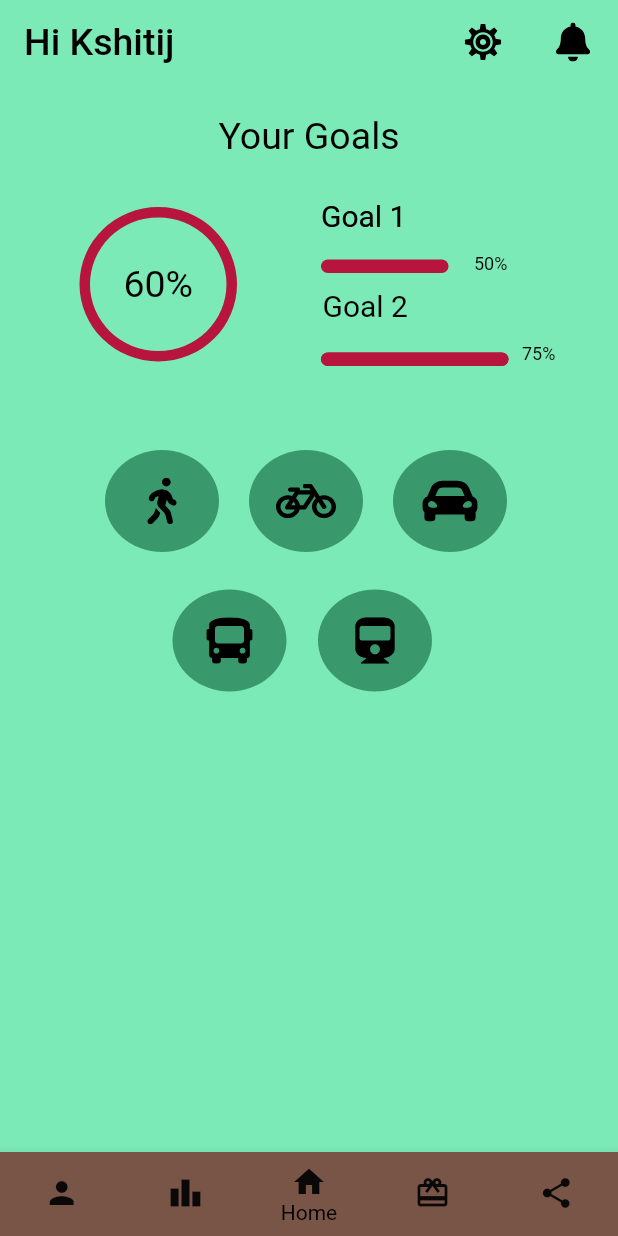
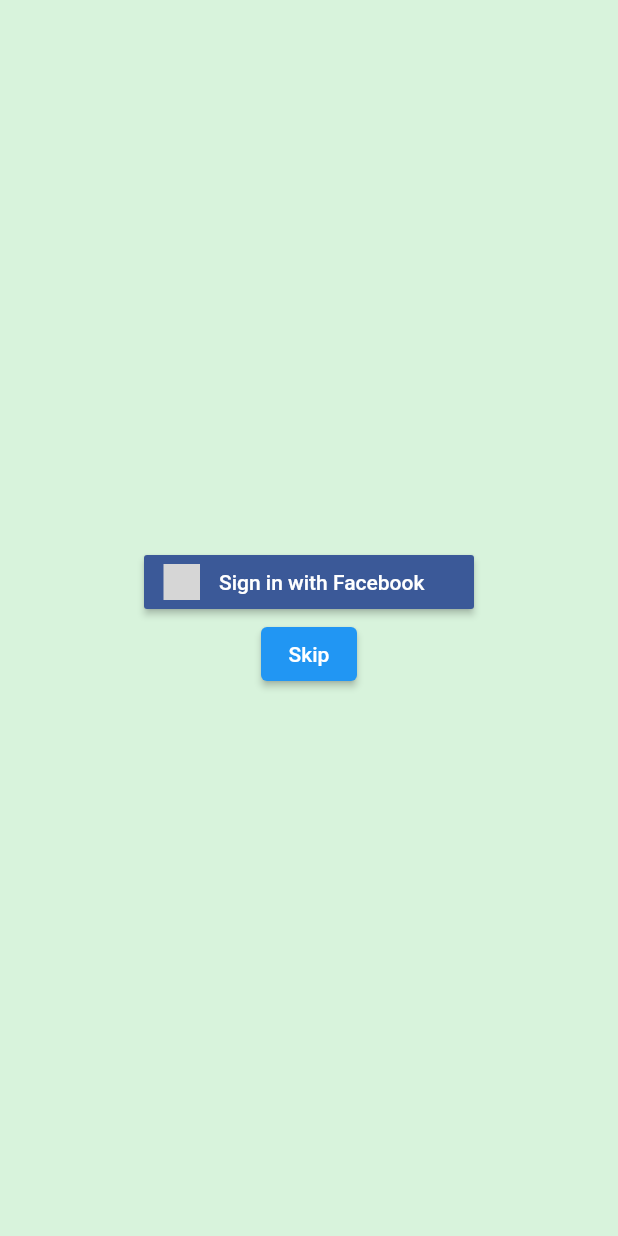
Before and after one commit to kshitijm45/ecohopv1, a Flutter app: the screen it shows after launch, on a phone screen of 412 x 824 dp. Run offline on Flutter 3.47's test engine with Material 2 defaults, Android fonts, the phone set to English and light mode, and no system bars; our stand-ins replace flutter_signin_button, flutter_svg; missing offline and left inert: flutter_facebook_auth; Roboto replaces fonts that are missing (Nunito); grey boxes are pictures that could not be loaded.

Commit message:
added facebook login page

```diff
--- a/lib/main.dart
+++ b/lib/main.dart
@@ -1,3 +1,4 @@
+import 'package:ecohopv1/pages/landing.dart';
 import 'package:flutter/material.dart';
 import 'package:ecohopv1/pages/home.dart';
 
@@ -12,7 +13,7 @@ class MyApp extends StatelessWidget {
   @override
   Widget build(BuildContext context) {
     return const MaterialApp(
-      home: HomePage(),
+      home: LandingPage(),
     );
   }
 }
--- /dev/null
+++ b/lib/pages/landing.dart
@@ -0,0 +1,88 @@
+import 'dart:convert';
+import 'package:ecohopv1/pages/home.dart';
+import 'package:flutter/material.dart';
+import 'package:flutter_facebook_auth/flutter_facebook_auth.dart';
+import 'package:flutter_signin_button/flutter_signin_button.dart';
+import 'package:flutter_svg/svg.dart';
+
+class LandingPage extends StatefulWidget {
+  const LandingPage({super.key});
+
+  @override
+  State<LandingPage> createState() => _LandingPageState();
+}
+
+class _LandingPageState extends State<LandingPage> {
+  Map<String, dynamic>? _userData;
+  bool _loggedIn = false;
+
+  _login() async {
+    final LoginResult result = await FacebookAuth.instance.login();
+    if (result.status == LoginStatus.success) {
+      final AccessToken accessToken = result.accessToken!;
+      var userData = await FacebookAuth.i.getUserData(
+        fields: "name,email,picture.width(200),birthday,friends,gender,link",
+      );
+      setState(() {
+        _userData = userData;
+        _loggedIn = true;
+      });
+    } else {
+      print(result.status);
+      print(result.message);
+    }
+  }
+
+  _logout() async {
+    await FacebookAuth.instance.logOut();
+    setState(() {
+      _loggedIn = false;
+    });
+  }
+
+  @override
+  Widget build(BuildContext context) {
+    return Scaffold(
+      backgroundColor: Color(0xFFD8F3DC),
+      body: Center(
+        child: Column(
+          mainAxisAlignment: MainAxisAlignment.center,
+          children: <Widget>[
+            // Container(
+            //     margin: EdgeInsets.all(30),
+            //     width: 230.7796630859375,
+            //     height: 230,
+            //     child: Image.asset(
+            //       'assets/icons/mainlogo.svg',
+            //       height: 100,
+            //       width: 100,
+            //     )),
+            // const Text(
+            //   'You have pushed the button this many times:',
+            // ),
+            _loggedIn == false
+                ? SignInButton(
+                    Buttons.Facebook,
+                    onPressed: () {
+                      _login();
+                    },
+                  )
+                : TextButton(
+                    onPressed: () {
+                      _logout();
+                    },
+                    child: const Text('Log Out'),
+                  ),
+            ElevatedButton(
+              onPressed: () {
+                Navigator.push(context,
+                    MaterialPageRoute(builder: (context) => const HomePage()));
+              },
+              child: const Text('Skip'),
+            )
+          ],
+        ),
+      ),
+    );
+  }
+}
--- a/pubspec.yaml
+++ b/pubspec.yaml
@@ -35,6 +35,9 @@ dependencies:
   # Use with the CupertinoIcons class for iOS style icons.
   cupertino_icons: ^1.0.2
   flutter_svg: ^2.0.7
+  flutter_facebook_auth: ^4.1.2
+  http: ^0.13.4
+  flutter_signin_button: ^2.0.0
 
 dev_dependencies:
   flutter_test:
```
Also changed, not shown: assets/icons/logo.svg (added), assets/icons/mainlogo.svg (added), pubspec.lock, 2 other files.
